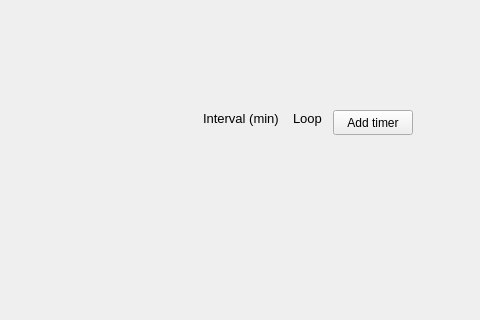
Before: the Qt Designer form mainwindow.ui in rdmc10/b-remindR, drawn with Qt 5; both pictures show x 277 to 757 and y 0 to 320 of the 757 by 594 pixel window.
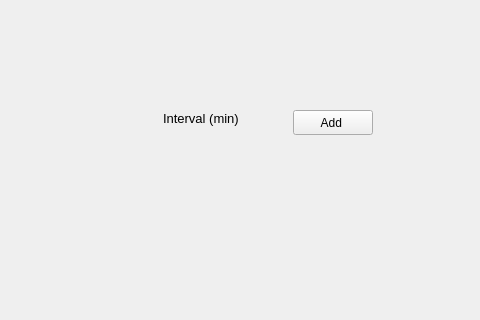
After: the same form once the commit is applied.

Patch:
```diff
--- a/mainwindow.ui
+++ b/mainwindow.ui
@@ -36,7 +36,7 @@
    <widget class="QLabel" name="label_2">
     <property name="geometry">
      <rect>
-      <x>480</x>
+      <x>440</x>
       <y>110</y>
       <width>79</width>
       <height>16</height>
@@ -57,8 +57,8 @@
      <rect>
       <x>50</x>
       <y>140</y>
-      <width>581</width>
-      <height>311</height>
+      <width>651</width>
+      <height>321</height>
      </rect>
     </property>
     <layout class="QVBoxLayout" name="verticalLayout">
@@ -113,14 +113,14 @@
    <widget class="QPushButton" name="pushButton">
     <property name="geometry">
      <rect>
-      <x>610</x>
+      <x>570</x>
       <y>110</y>
       <width>80</width>
       <height>25</height>
      </rect>
     </property>
     <property name="text">
-     <string>Add timer</string>
+     <string>Add </string>
     </property>
    </widget>
    <widget class="QPushButton" name="pushButton_5">
@@ -136,25 +136,6 @@
      <string>Quit</string>
     </property>
    </widget>
-   <widget class="QLabel" name="label_3">
-    <property name="geometry">
-     <rect>
-      <x>570</x>
-      <y>110</y>
-      <width>30</width>
-      <height>16</height>
-     </rect>
-    </property>
-    <property name="font">
-     <font>
-      <family>Ubuntu</family>
-      <pointsize>10</pointsize>
-     </font>
-    </property>
-    <property name="text">
-     <string>Loop</string>
-    </property>
-   </widget>
   </widget>
   <widget class="QMenuBar" name="menubar">
    <property name="geometry">
```
